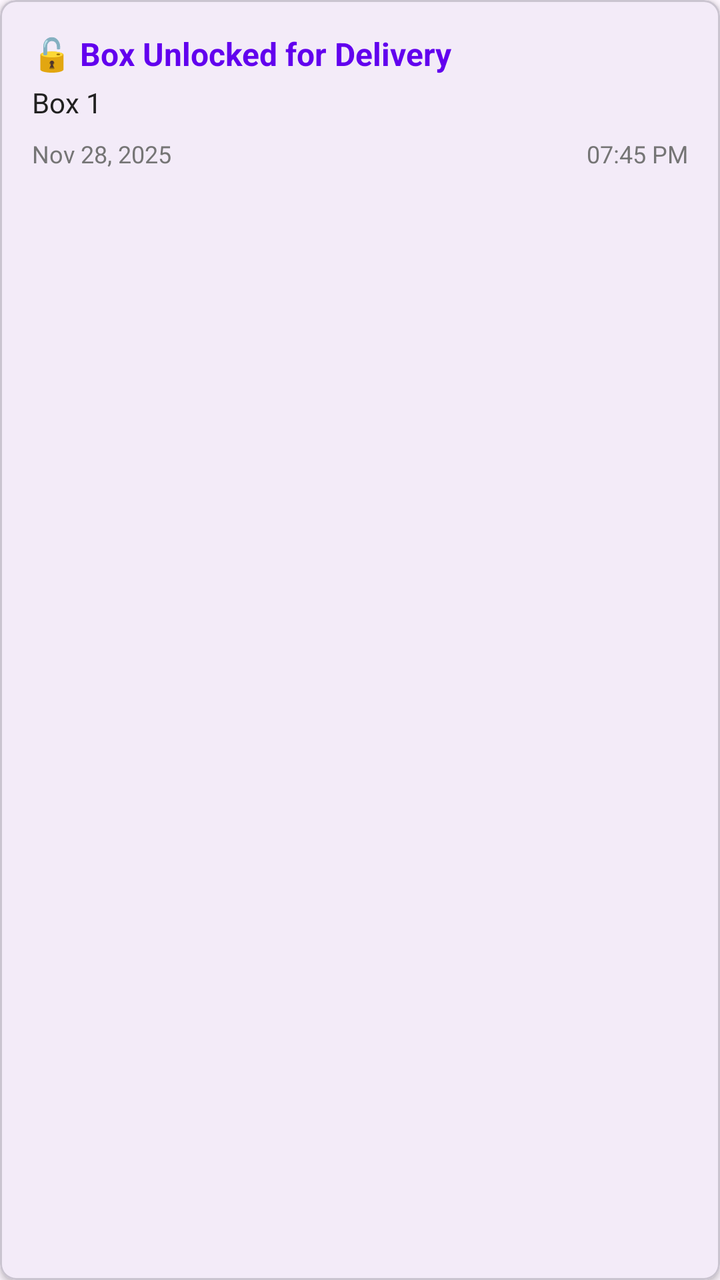
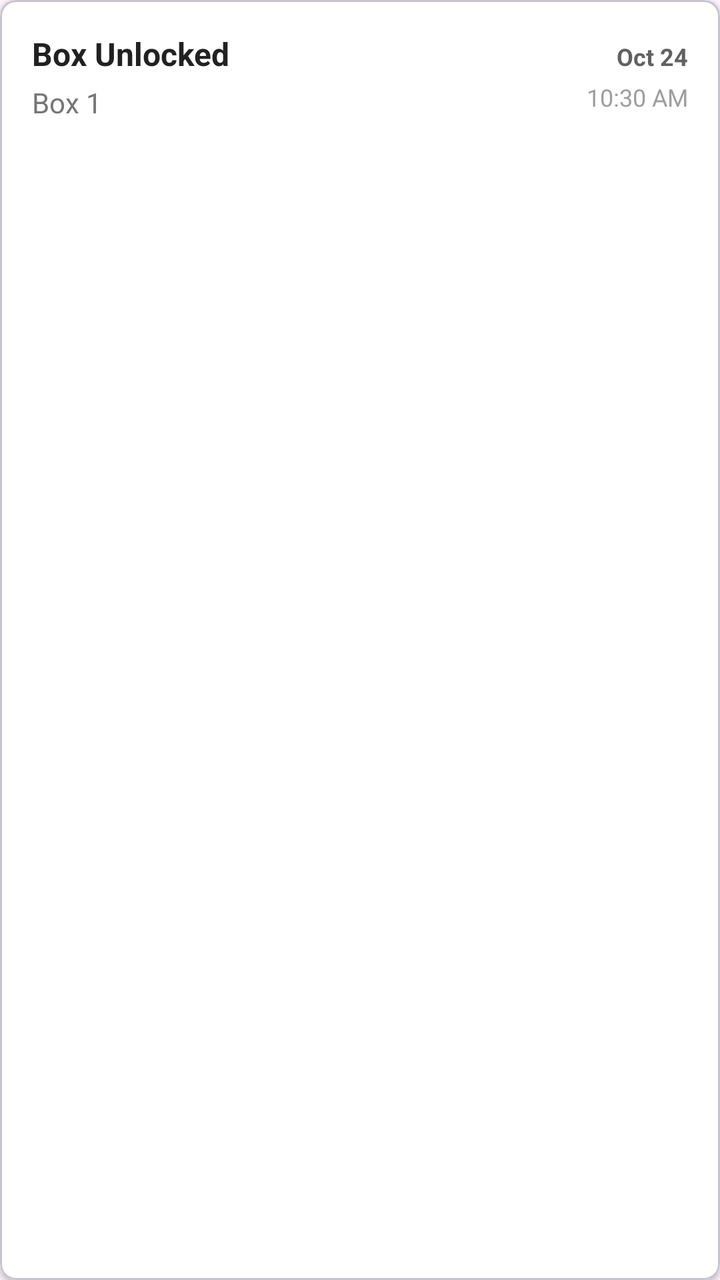

Screens rendered from an Android XML layout before and after an edit, with the pre-edit source and the edit as a unified diff.
<!-- AndroidManifest.xml: application theme Theme.SmartFoodDeliveryBox -->
<!-- res/layout/item_history_simple.xml -->
<?xml version="1.0" encoding="utf-8"?>
<com.google.android.material.card.MaterialCardView
    xmlns:android="http://schemas.android.com/apk/res/android"
    xmlns:app="http://schemas.android.com/apk/res-auto"
    android:layout_width="match_parent"
    android:layout_height="wrap_content"
    android:layout_margin="8dp"
    app:cardElevation="2dp"
    app:cardCornerRadius="8dp">

    <LinearLayout
        android:layout_width="match_parent"
        android:layout_height="wrap_content"
        android:orientation="vertical"
        android:padding="16dp">

        
        <TextView
            android:id="@+id/tvAction"
            android:layout_width="match_parent"
            android:layout_height="wrap_content"
            android:text="🔓 Box Unlocked for Delivery"
            android:textSize="16sp"
            android:textStyle="bold"
            android:textColor="@color/primary" />

        
        <TextView
            android:id="@+id/tvBox"
            android:layout_width="match_parent"
            android:layout_height="wrap_content"
            android:text="Box 1"
            android:textSize="14sp"
            android:textColor="@color/text_primary"
            android:layout_marginTop="4dp" />

        
        <LinearLayout
            android:layout_width="match_parent"
            android:layout_height="wrap_content"
            android:orientation="horizontal"
            android:layout_marginTop="8dp">

            <TextView
                android:id="@+id/tvDate"
                android:layout_width="0dp"
                android:layout_height="wrap_content"
                android:layout_weight="1"
                android:text="Nov 28, 2025"
                android:textSize="12sp"
                android:textColor="@color/text_secondary" />

            <TextView
                android:id="@+id/tvTime"
                android:layout_width="wrap_content"
                android:layout_height="wrap_content"
                android:text="07:45 PM"
                android:textSize="12sp"
                android:textColor="@color/text_secondary" />

        </LinearLayout>

    </LinearLayout>

</com.google.android.material.card.MaterialCardView>
<!-- resources referenced by this layout -->
<resources>
  <color name="primary">#FF6200EE</color>
  <color name="text_primary">#212121</color>
  <color name="text_secondary">#757575</color>
  <style name="Theme.SmartFoodDeliveryBox" parent="Base.Theme.SmartFoodDeliveryBox" />
  <style name="Base.Theme.SmartFoodDeliveryBox" parent="Theme.Material3.DayNight.NoActionBar">
          
          
      </style>
</resources>

<!-- the commit's change to res/layout/item_history_simple.xml (unified diff, before → after) -->
@@ -4,59 +4,69 @@
     xmlns:app="http://schemas.android.com/apk/res-auto"
     android:layout_width="match_parent"
     android:layout_height="wrap_content"
-    android:layout_margin="8dp"
+    android:layout_marginBottom="8dp"
+    app:cardCornerRadius="8dp"
     app:cardElevation="2dp"
-    app:cardCornerRadius="8dp">
+    app:cardBackgroundColor="@android:color/white">
 
     <LinearLayout
         android:layout_width="match_parent"
         android:layout_height="wrap_content"
-        android:orientation="vertical"
-        android:padding="16dp">
-
-        
-        <TextView
-            android:id="@+id/tvAction"
-            android:layout_width="match_parent"
-            android:layout_height="wrap_content"
-            android:text="🔓 Box Unlocked for Delivery"
-            android:textSize="16sp"
-            android:textStyle="bold"
-            android:textColor="@color/primary" />
-
-        
-        <TextView
-            android:id="@+id/tvBox"
-            android:layout_width="match_parent"
-            android:layout_height="wrap_content"
-            android:text="Box 1"
-            android:textSize="14sp"
-            android:textColor="@color/text_primary"
-            android:layout_marginTop="4dp" />
+        android:orientation="horizontal"
+        android:padding="16dp"
+        android:gravity="center_vertical">
 
         
         <LinearLayout
-            android:layout_width="match_parent"
+            android:layout_width="0dp"
             android:layout_height="wrap_content"
-            android:orientation="horizontal"
-            android:layout_marginTop="8dp">
+            android:layout_weight="1"
+            android:orientation="vertical">
+
+            <TextView
+                android:id="@+id/tvAction"
+                android:layout_width="wrap_content"
+                android:layout_height="wrap_content"
+                android:text="Box Unlocked"
+                android:textSize="16sp"
+                android:textStyle="bold"
+                android:textColor="#212121"/>
+
+            <TextView
+                android:id="@+id/tvBox"
+                android:layout_width="wrap_content"
+                android:layout_height="wrap_content"
+                android:text="Box 1"
+                android:textSize="14sp"
+                android:textColor="#757575"
+                android:layout_marginTop="4dp"/>
+
+        </LinearLayout>
+
+        
+        <LinearLayout
+            android:layout_width="wrap_content"
+            android:layout_height="wrap_content"
+            android:orientation="vertical"
+            android:gravity="end">
 
             <TextView
                 android:id="@+id/tvDate"
-                android:layout_width="0dp"
+                android:layout_width="wrap_content"
                 android:layout_height="wrap_content"
-                android:layout_weight="1"
-                android:text="Nov 28, 2025"
+                android:text="Oct 24"
                 android:textSize="12sp"
-                android:textColor="@color/text_secondary" />
+                android:textStyle="bold"
+                android:textColor="#616161"/>
 
             <TextView
                 android:id="@+id/tvTime"
                 android:layout_width="wrap_content"
                 android:layout_height="wrap_content"
-                android:text="07:45 PM"
+                android:text="10:30 AM"
                 android:textSize="12sp"
-                android:textColor="@color/text_secondary" />
+                android:textColor="#9E9E9E"
+                android:layout_marginTop="4dp"/>
 
         </LinearLayout>
 
<!-- resource entries referenced after the edit -->
@@ -1,8 +1,5 @@
 <!-- resources referenced by this layout -->
 <resources>
-  <color name="primary">#FF6200EE</color>
-  <color name="text_primary">#212121</color>
-  <color name="text_secondary">#757575</color>
   <style name="Theme.SmartFoodDeliveryBox" parent="Base.Theme.SmartFoodDeliveryBox" />
   <style name="Base.Theme.SmartFoodDeliveryBox" parent="Theme.Material3.DayNight.NoActionBar">
           
